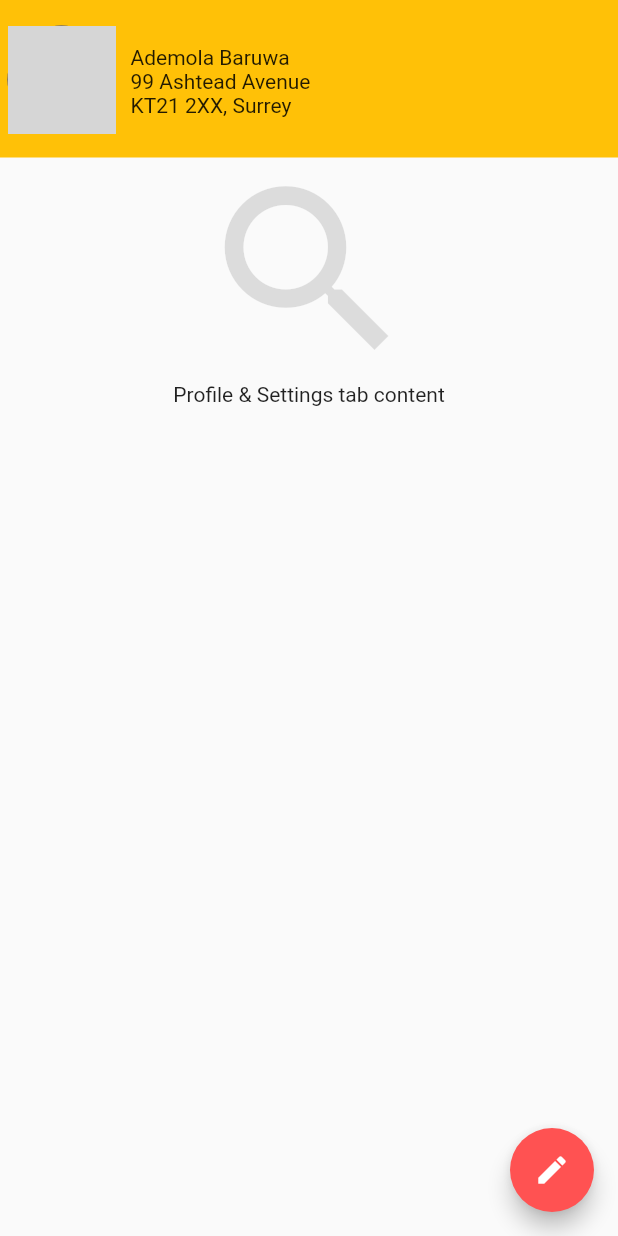
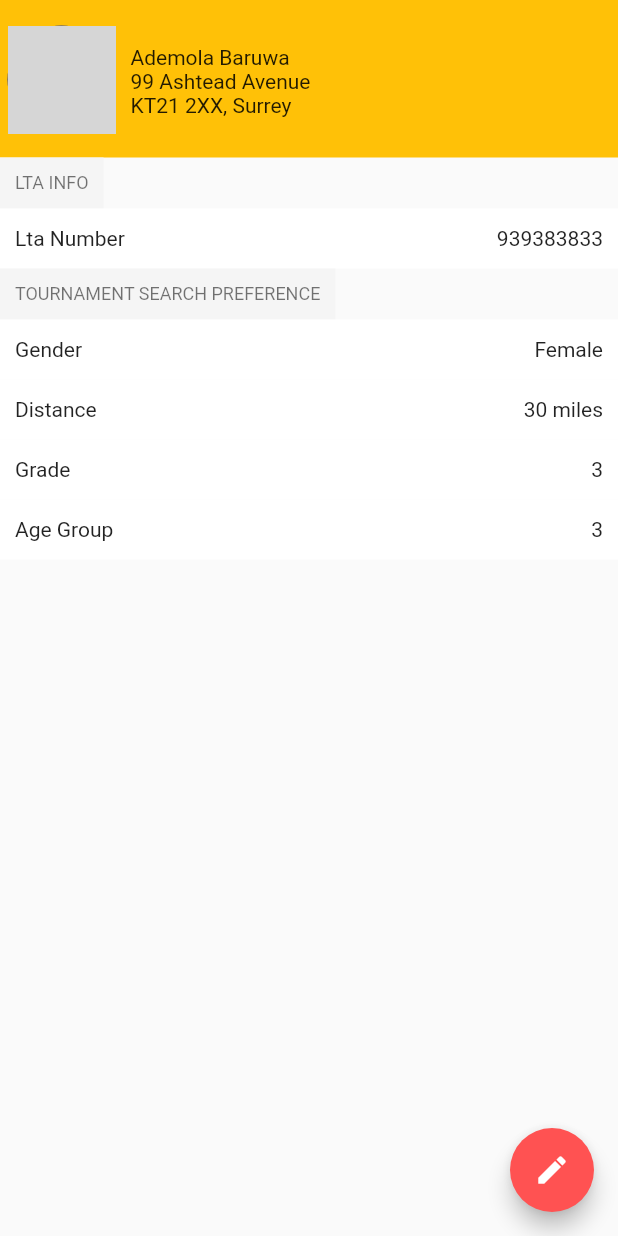
Before and after one commit to abdulbaruwa/tennisai, a Flutter app: the SettingsTab screen opened directly, on a phone screen of 412 x 824 dp. Run offline on Flutter 3.47's test engine with Material 2 defaults, Android fonts, the phone set to English and light mode, and no system bars; grey boxes are pictures that could not be loaded.

Commit message:
profile readonly view

```diff
--- a/lib/pages/profile.dart
+++ b/lib/pages/profile.dart
@@ -22,13 +22,12 @@ class ProfileSection extends StatelessWidget {
 // Displays the Vendor's name and avatar.
 class _UserProfile extends StatelessWidget {
   const _UserProfile({Key key}) : super(key: key);
-
   @override
   Widget build(BuildContext context) {
+    final ThemeData theme = Theme.of(context);
     return new SizedBox(
-      height: 96.0,
-      child: new Row(
-        children: <Widget>[
+        height: 96.0,
+        child: new Row(children: <Widget>[
           new CircleAvatar(
             radius: 36.0,
             backgroundImage: const AssetImage('images/ademola.jpg'),
@@ -46,9 +45,80 @@ class _UserProfile extends StatelessWidget {
                     new Text('KT21 2XX, Surrey')
                   ],
                 )),
-          )
-        ],
-      ),
+          ),
+        ]));
+  }
+}
+
+class _LtaInfo extends StatelessWidget {
+  const _LtaInfo({Key key, this.value}) : super(key: key);
+  final String value;
+  @override
+  Widget build(BuildContext context) {
+    final ThemeData theme = Theme.of(context);
+    return new Column(
+      mainAxisAlignment: MainAxisAlignment.start,
+      crossAxisAlignment: CrossAxisAlignment.start,
+      children: <Widget>[
+        new Container(
+            color: const Color(0xFFF5F5F5),
+            padding: const EdgeInsets.all(10.0),
+            child: new Text(
+             value,
+              style: theme.textTheme.caption,
+            )),
+      ],
     );
   }
 }
+
+class _LabelTextRow extends StatelessWidget {
+  _LabelTextRow({Key key, this.label, this.value}) : super(key: key);
+  String label;
+  String value;
+
+  @override
+  Widget build(BuildContext context) {
+    return new Container(
+        color: Colors.white,
+        padding: const EdgeInsets.only(top: 0.0, left: 10.0),
+        child: new Column(
+          children: [
+            new Row(
+              children: <Widget>[
+                new Text(label),
+                new Expanded(
+                    child: new Container(
+                        padding: const EdgeInsets.symmetric(horizontal: 10.0, vertical: 12.0),
+                        alignment: Alignment.bottomRight,
+                        child: new Text(
+                          value,
+                          textAlign: TextAlign.end,
+                        )))
+              ],
+            )
+          ],
+        ));
+  }
+}
+
+class Profile extends StatelessWidget {
+  const Profile({Key key}) : super(key: key);
+
+  @override
+  Widget build(BuildContext context) {
+    return new Container(
+        child: new ListView(
+      children: <Widget>[
+        new ProfileSection(),
+        new _LtaInfo(value: 'LTA INFO'),
+        new _LabelTextRow(label: 'Lta Number', value: '939383833'),
+        new _LtaInfo(value: 'TOURNAMENT SEARCH PREFERENCE'),
+        new _LabelTextRow(label: 'Gender', value: 'Female'),
+        new _LabelTextRow(label: 'Distance', value: '30 miles'),
+        new _LabelTextRow(label: 'Grade', value: '3'),
+        new _LabelTextRow(label: 'Age Group', value: '3'),
+      ],
+    ));
+  }
+}
--- a/lib/tabs/settings.dart
+++ b/lib/tabs/settings.dart
@@ -42,15 +42,7 @@ class SettingsTabState extends State<SettingsTab> {
                     ));
               },
             ),
-            body: new Container(
-                child: new Column(
-              crossAxisAlignment: CrossAxisAlignment.center,
-              mainAxisAlignment: MainAxisAlignment.start,
-              children: <Widget>[
-                new ProfileSection(),
-                new Icon(Icons.search, size: 150.0, color: Colors.black12),
-                new Text('Profile & Settings tab content')
-              ],
-            ))));
+            body: new Profile()
+            ));
   }
 }
```
